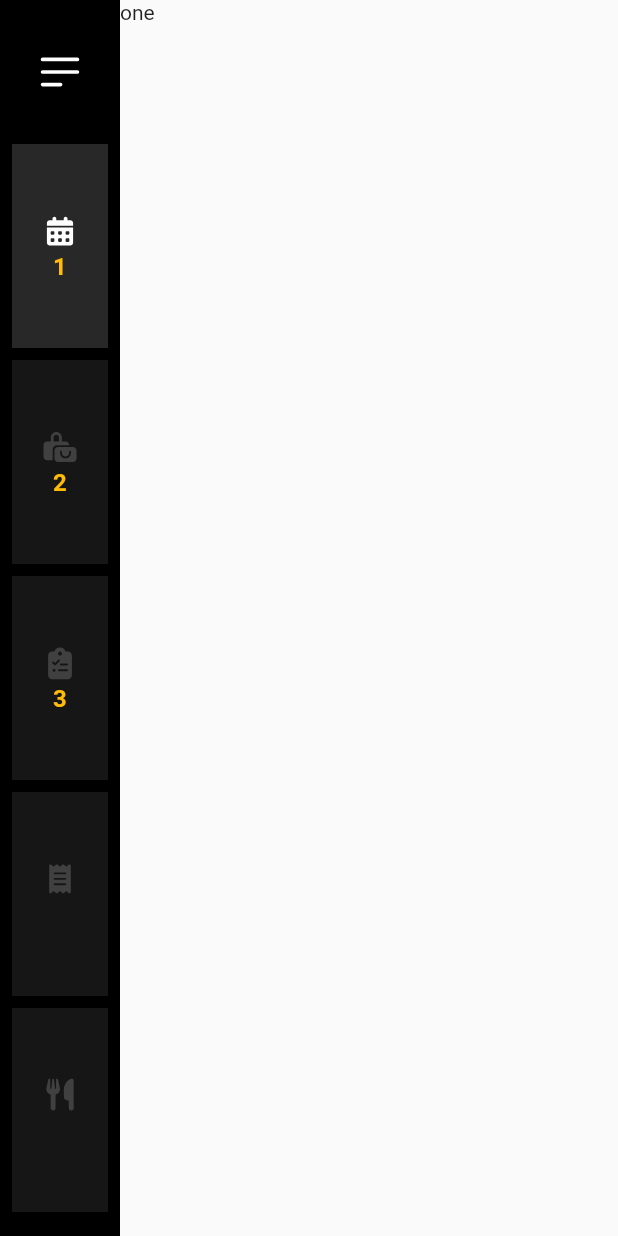
After one commit to LeiYao123/flutter-demo, a Flutter app: the screen it shows after launch, after a tap on "navbar demo", on a phone screen of 412 x 824 dp. The commit adds this screen. Run offline on Flutter 3.47's test engine with Material 2 defaults, Android fonts, the phone set to English and light mode, and no system bars; our stand-ins replace another_flushbar, dio, flutter_svg, get, pull_to_refresh_flutter3, shared_preferences.

Commit message:
feat: order navbar 基本开发完成

```diff
--- /dev/null
+++ b/lib/components/layout/index.dart
@@ -0,0 +1 @@
+// layout 组件等设计图进一步完善后在进行开发
--- /dev/null
+++ b/lib/components/layout/index.demo.dart
@@ -0,0 +1,56 @@
+import 'package:collection/collection.dart';
+import 'package:flutter/material.dart';
+import 'package:tablet/style/icons.dart';
+import './order_layout.dart';
+
+class LayoutDemo extends StatefulWidget {
+  const LayoutDemo({super.key});
+
+  @override
+  State<LayoutDemo> createState() => _LayoutDemoState();
+}
+
+class _LayoutDemoState extends State<LayoutDemo> {
+  int _pageIndex = 0;
+
+  // navs icon
+  static List<NavItemModel> navCfg = [
+    NavItemModel(IconPath.calendar, const Text('one'), '1'),
+    NavItemModel(IconPath.cateringbag, const Text('two'), '2'),
+    NavItemModel(IconPath.clipboard, const Text('three'), '3'),
+    NavItemModel(IconPath.receipt, const Text('four'), ''),
+    NavItemModel(IconPath.utensils, const Text('four'), ''),
+  ];
+
+  List<Widget> _getPageNavs() {
+    return navCfg.mapIndexed((index, element) {
+      return NavItem(
+        icon: element.icon,
+        label: element.count,
+        isActive: index == _pageIndex,
+      );
+    }).toList();
+  }
+
+  @override
+  Widget build(BuildContext context) {
+    return Scaffold(
+      body: SafeArea(
+        child: OrderLayout(
+          pageIndex: _pageIndex,
+          pageView: navCfg[_pageIndex].view,
+          pageNavs: _getPageNavs(),
+          onChanged: (index) => setState(() => _pageIndex = index),
+        ),
+      ),
+    );
+  }
+}
+
+class NavItemModel {
+  final String icon;
+  final Widget view;
+  final String count;
+
+  NavItemModel(this.icon, this.view, this.count);
+}
--- /dev/null
+++ b/lib/components/layout/order_layout.dart
@@ -0,0 +1,90 @@
+import 'package:flutter/material.dart';
+import 'package:collection/collection.dart';
+import 'package:tablet/components/text/index.dart';
+import 'package:tablet/style/color.dart';
+import 'package:tablet/style/icons.dart';
+
+class OrderLayout extends StatelessWidget {
+  final int pageIndex;
+  final Widget pageView;
+  final List<Widget> pageNavs;
+  final Function(int) onChanged;
+  const OrderLayout({
+    super.key,
+    required this.pageIndex,
+    required this.pageView,
+    required this.onChanged,
+    required this.pageNavs,
+  });
+
+  List<Widget> _getNavs() {
+    return pageNavs.mapIndexed((idx, el) {
+      final isActive = pageIndex == idx;
+      return Expanded(
+        child: Container(
+          color: isActive ? const Color(0xff282828) : const Color(0XFF161616),
+          margin: EdgeInsets.only(bottom: idx == pageNavs.length ? 0 : 8),
+          child: InkWell(
+            child: el,
+            onTap: () => onChanged(idx),
+          ),
+        ),
+      );
+    }).toList();
+  }
+
+  @override
+  Widget build(BuildContext context) {
+    return Row(
+      crossAxisAlignment: CrossAxisAlignment.start,
+      children: [
+        Container(
+          width: 80,
+          color: RuColor.common_120,
+          padding: const EdgeInsets.all(8),
+          child: Column(
+            crossAxisAlignment: CrossAxisAlignment.stretch,
+            children: [
+              Padding(
+                padding: const EdgeInsets.only(top: 24, bottom: 32),
+                child: RuIcons.svg(
+                  IconPath.menu,
+                  size: 32,
+                  color: RuColor.whitePure,
+                ),
+              ),
+              ..._getNavs()
+            ],
+          ),
+        ),
+        Expanded(child: pageView)
+      ],
+    );
+  }
+}
+
+class NavItem extends StatelessWidget {
+  final bool? isActive;
+  final String icon;
+  final String label;
+  const NavItem({
+    super.key,
+    required this.icon,
+    required this.label,
+    this.isActive = false,
+  });
+
+  @override
+  Widget build(BuildContext context) {
+    final iconColor =
+        isActive! ? const Color(0xffffffff) : const Color(0xff404040);
+    return Column(
+      mainAxisAlignment: MainAxisAlignment.center,
+      children: [
+        RuIcons.svg(icon, color: iconColor),
+        const SizedBox(height: 4),
+        RuText(label, color: RuColor.yellow, weight: FontWeight.w700),
+      ],
+    );
+  }
+}
--- a/lib/pages/components-demo/index.dart
+++ b/lib/pages/components-demo/index.dart
@@ -4,6 +4,7 @@ import 'package:tablet/components/Drawer/index.demo.dart';
 import 'package:tablet/components/button/index.dart';
 import 'package:tablet/components/button/button.demo.dart';
 import 'package:tablet/components/input/index.demo.dart';
+import 'package:tablet/components/layout/index.demo.dart';
 import 'package:tablet/components/order-status/index.demo.dart';
 import 'package:tablet/components/text/index.dart';
 import 'color.demo.dart';
@@ -46,6 +47,8 @@ class ComponentsDemo extends StatelessWidget {
                         onPressed: () => Get.to(() => const DrawerDemo())),
                     RuButton('input demo',
                         onPressed: () => Get.to(() => const InputDemo())),
+                    RuButton('navbar demo',
+                        onPressed: () => Get.to(() => const LayoutDemo())),
                   ],
                 ),
                 const SizedBox(height: 32),
--- a/lib/style/icons.dart
+++ b/lib/style/icons.dart
@@ -14,6 +14,13 @@ class IconPath {
   static const Ready = 'assets/icons/OrderStatus/Ready.svg';
   static const Rejected = 'assets/icons/OrderStatus/Rejected.svg';
   static const Scheduled = 'assets/icons/OrderStatus/Scheduled.svg';
+
+  static const calendar = 'assets/icons/t/calendar.svg';
+  static const cateringbag = 'assets/icons/t/cateringbag.svg';
+  static const clipboard = 'assets/icons/t/clipboard.svg';
+  static const menu = 'assets/icons/t/menu.svg';
+  static const receipt = 'assets/icons/t/receipt.svg';
+  static const utensils = 'assets/icons/t/utensils.svg';
 }
 
 class RuIcons {
@@ -21,7 +28,7 @@ class RuIcons {
     String svgName, {
     bool noColor = false,
     double size = 24,
-    Color? color = const Color(0xFF181818),
+    Color? color,
   }) {
     return SvgPicture.asset(
       svgName,
```
Also changed, not shown: lib/pages/components-demo/备份.dart (deleted, +0 -125 lines), pubspec.yaml (+7 -0 lines), assets/icons/t/calendar.svg (added), assets/icons/t/cateringbag.svg (added), assets/icons/t/clipboard.svg (added), assets/icons/t/menu.svg (added), assets/icons/t/receipt.svg (added), assets/icons/t/utensils.svg (added), pubspec.lock.
